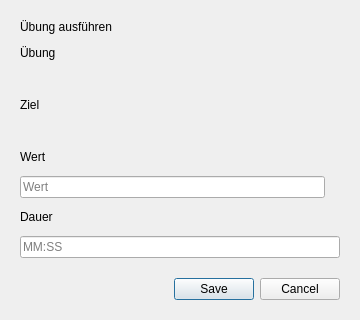
Old version of the form resources/exercise_execution_dialog.ui in the repository ItsDylan255/Skillbase.
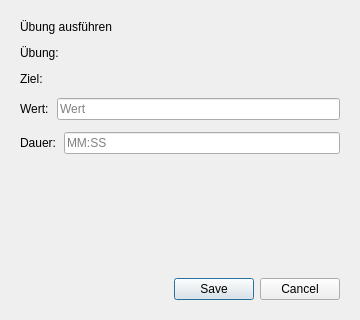
New version of the form.

Diff of the .ui file:
```diff
--- a/resources/exercise_execution_dialog.ui
+++ b/resources/exercise_execution_dialog.ui
@@ -29,7 +29,6 @@
    <property name="bottomMargin">
     <number>20</number>
    </property>
-   <!-- Dialogtitel -->
    <item>
     <widget class="QLabel" name="titleLabel">
      <property name="text">
@@ -37,11 +36,15 @@
      </property>
     </widget>
    </item>
-   <!-- Übung -->
+   <item>
+    <layout class="QHBoxLayout" name="exerciseLayout">
+     <property name="spacing">
+      <number>8</number>
+     </property>
    <item>
     <widget class="QLabel" name="exerciseLabel">
      <property name="text">
-      <string>Übung</string>
+        <string>Übung:</string>
      </property>
     </widget>
    </item>
@@ -55,11 +58,17 @@
      </property>
     </widget>
    </item>
-   <!-- Ziel -->
+    </layout>
+   </item>
+   <item>
+    <layout class="QHBoxLayout" name="goalLayout">
+     <property name="spacing">
+      <number>8</number>
+     </property>
    <item>
     <widget class="QLabel" name="goalTitleLabel">
      <property name="text">
-      <string>Ziel</string>
+        <string>Ziel:</string>
      </property>
     </widget>
    </item>
@@ -73,19 +82,20 @@
      </property>
     </widget>
    </item>
-   <!-- Wert -->
-   <item>
-    <widget class="QLabel" name="valueTitleLabel">
-     <property name="text">
-      <string>Wert</string>
-     </property>
-    </widget>
+    </layout>
    </item>
    <item>
     <layout class="QHBoxLayout" name="valueLayout">
      <property name="spacing">
       <number>8</number>
      </property>
+     <item>
+      <widget class="QLabel" name="valueTitleLabel">
+       <property name="text">
+        <string>Wert:</string>
+       </property>
+      </widget>
+     </item>
      <item>
       <widget class="QLineEdit" name="valueLineEdit">
        <property name="placeholderText">
@@ -93,20 +103,17 @@
        </property>
       </widget>
      </item>
+    </layout>
+   </item>
      <item>
-      <widget class="QLabel" name="unitLabel">
-       <property name="text">
-        <string/>
-       </property>
-      </widget>
-     </item>
-    </layout>
-   </item>
-   <!-- Dauer -->
+    <layout class="QHBoxLayout" name="durationLayout">
+     <property name="spacing">
+      <number>8</number>
+     </property>
    <item>
     <widget class="QLabel" name="durationTitleLabel">
      <property name="text">
-      <string>Dauer</string>
+        <string>Dauer:</string>
      </property>
     </widget>
    </item>
@@ -117,6 +124,8 @@
      </property>
     </widget>
    </item>
+    </layout>
+   </item>
    <item>
     <spacer name="verticalSpacer">
      <property name="orientation">
@@ -130,7 +139,6 @@
      </property>
     </spacer>
    </item>
-   <!-- Abbrechen / Speichern -->
    <item>
     <layout class="QHBoxLayout" name="bottomButtonLayout">
      <item>
@@ -138,6 +146,12 @@
        <property name="orientation">
         <enum>Qt::Orientation::Horizontal</enum>
        </property>
+       <property name="sizeHint" stdset="0">
+        <size>
+         <width>0</width>
+         <height>0</height>
+        </size>
+       </property>
       </spacer>
      </item>
      <item>
```
Left out of the diff: 1 changed line with no effect on the pictures. Lines whose indentation alone changed are shown as unchanged.
